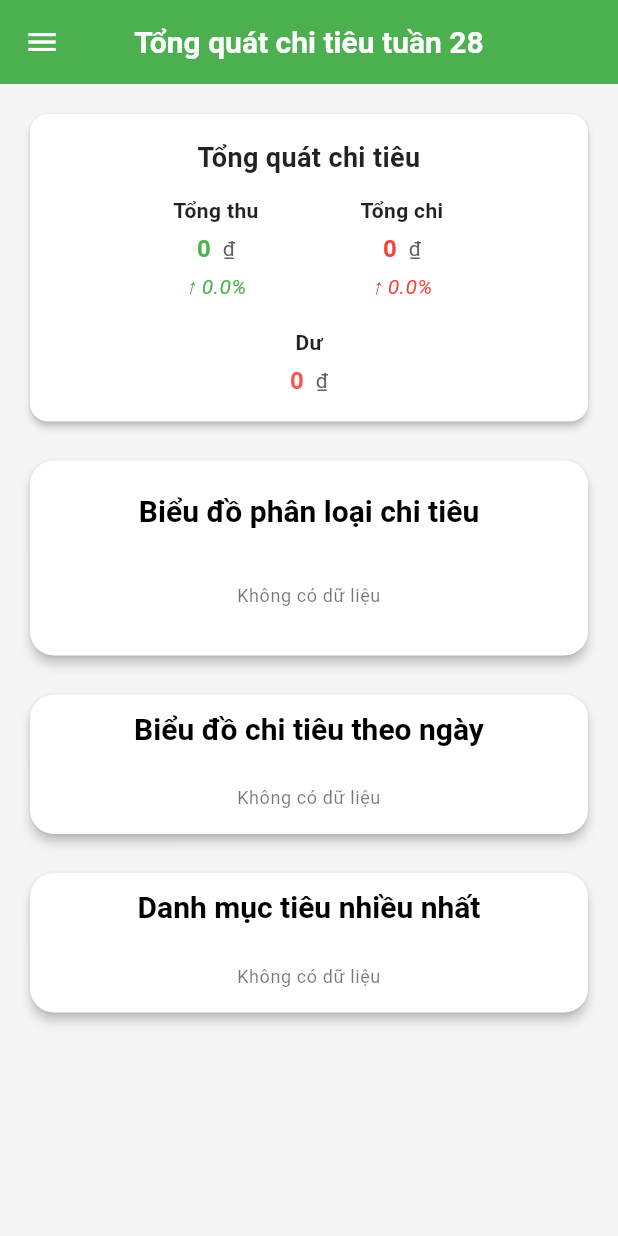
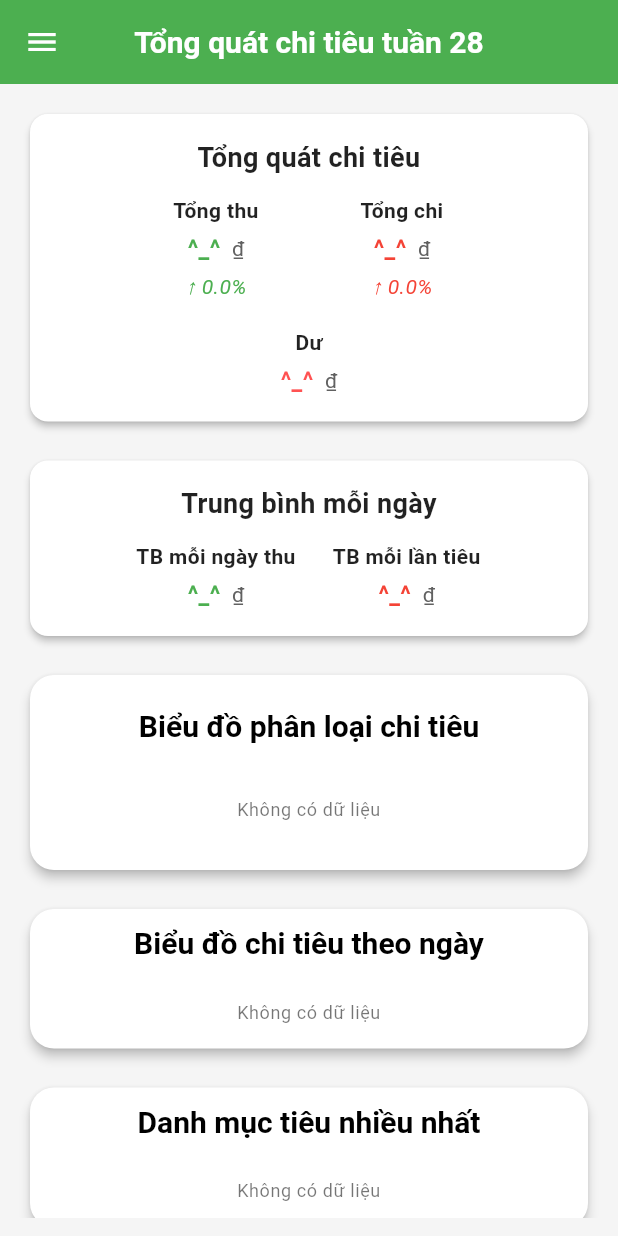
Before and after one commit to LeTienIT/vi_nho_flutter, a Flutter app: the screen it shows after launch, after a tap on "Đóng", on a phone screen of 412 x 824 dp. Run offline on Flutter 3.47's test engine with Material 3 defaults, Android fonts, the phone set to English and light mode, and no system bars; our stand-ins replace fl_chart, flutter_image_compress, flutter_speed_dial, image_picker, lottie and 4 more; missing offline and left inert: dart:ffi; accounts and stored records are empty; project files that could hold a hidden picture were left out.

Commit message:
Thêm giao diện mỗi ngày thu - chi cho dashboardMain/Week - thêm tùy chọn ^_^ thày vi 0 khi hiển thị

```diff
--- a/lib/viewmodels/dashboard/dashboardWeekVM.dart
+++ b/lib/viewmodels/dashboard/dashboardWeekVM.dart
@@ -15,6 +15,8 @@ class DashboardWeekVM extends ChangeNotifier{
   late List<FlSpot> dailyChart;
   late Map<String, double> categoryChart;
   late List<TransactionModel> listTransactionSort;
+  double averageIn = 0;
+  double averageEx  = 0;
   DashboardWeekVM({required this.listTransaction, required this.weekNumber, required this.year}){
     _initData();
     notifyListeners();
@@ -28,7 +30,7 @@ class DashboardWeekVM extends ChangeNotifier{
   }
 
   void _initData(){
-    totalIncome = 0.0; totalExpense = 0.0; percentEx = 0.0; percentIn = 0.0;
+    totalIncome = 0.0; totalExpense = 0.0; percentEx = 0.0; percentIn = 0.0;averageIn = 0; averageEx = 0;
     topCategory = []; dailyChart = []; categoryChart = {}; listTransactionSort = [];
 
     final dailyMap = <int, double>{};
@@ -54,6 +56,10 @@ class DashboardWeekVM extends ChangeNotifier{
     listTransactionSort = listTransactionSort.take(5).toList();
 
     if(weekNumber > 1){
+      averageIn = totalIncome / 7;
+      if(dailyMap.isNotEmpty) {
+        averageEx = totalExpense / dailyMap.length;
+      }
       double totalIncomeLast = 0.0, totalExpenseLast = 0.0;
       final conditionLast = Tool.getWeekRange(year, weekNumber-1);
       var listTransactionLastWeek = filterTransactionsByWeek(listTransaction, conditionLast[0], conditionLast[1]);
--- a/lib/viewmodels/dashboardMainVM.dart
+++ b/lib/viewmodels/dashboardMainVM.dart
@@ -54,12 +54,16 @@ class DashboardMainViewModel extends ChangeNotifier{
   List<FlSpot> dailyChart = []; // LineChart
   List<MapEntry<String, double>> topCategory = [];
   late List<TransactionModel> listTransactionSort;
+
+  double averageIn = 0;
+  double averageEx  = 0;
+
   // ------------ Hàm xử lý chính -----------------------------
 
   void _generateDashboardData() {
     if (listTransaction == null) return;
 
-    totalIncome = 0.0; totalExpense = 0.0; percentEx = 0.0; percentIn = 0.0;
+    totalIncome = 0.0; totalExpense = 0.0; percentEx = 0.0; percentIn = 0.0; averageIn = 0; averageEx = 0;
     topCategory = []; dailyChart = []; categoryChart = {}; listTransactionSort = [];
 
     final dailyMap = <int, double>{};
@@ -86,6 +90,12 @@ class DashboardMainViewModel extends ChangeNotifier{
     listTransactionSort = listTransactionSort.take(5).toList();
 
     if(weekNumber > 1){
+
+      averageIn = totalIncome / 7;
+      if(dailyMap.isNotEmpty) {
+        averageEx = totalExpense / dailyMap.length;
+      }
+
       double totalIncomeLast = 0.0, totalExpenseLast = 0.0;
       final conditionLast = Tool.getWeekRange(year, weekNumber-1);
       var listTransactionLastWeek = filterTransactionsByWeek(listTransaction!, conditionLast[0], conditionLast[1]);
--- a/lib/views/dashboard/dashboardWeekView.dart
+++ b/lib/views/dashboard/dashboardWeekView.dart
@@ -37,7 +37,18 @@ class DashboardWeekView extends StatelessWidget{
               tieuDe: 'Tổng quát chi tiêu',
               percentIn: dashboardWeekVM.percentIn,
               percentEx: dashboardWeekVM.percentEx,
+              noZero: true,
             ),
+            SizedBox(height: 10),
+            SummaryCard(
+              tieuDe1: 'TB mỗi ngày thu',
+              tieuDe2: 'TB mỗi lần tiêu',
+              tongThu: dashboardWeekVM.averageIn,
+              tongChi: dashboardWeekVM.averageEx,
+              tieuDe: 'Trung bình mỗi ngày',
+              noZero: true,
+            ),
+
             SizedBox(height: 10),
 
             PieChartWidget(dashboardWeekVM.categoryChart,tieuDeBD: 'Biểu đồ phân loại chi tiêu',showTitle: false,),
--- a/lib/views/dashboardMainView.dart
+++ b/lib/views/dashboardMainView.dart
@@ -58,6 +58,16 @@ class _DashboardMainView extends State<DashboardMainView> {
                 tieuDe: 'Tổng quát chi tiêu',
                 percentIn: vm.percentIn,
                 percentEx: vm.percentEx,
+                noZero: true,
+              ),
+              SizedBox(height: 10),
+              SummaryCard(
+                tieuDe1: 'TB mỗi ngày thu',
+                tieuDe2: 'TB mỗi lần tiêu',
+                tongThu: vm.averageIn,
+                tongChi: vm.averageEx,
+                tieuDe: 'Trung bình mỗi ngày',
+                noZero: true,
               ),
               SizedBox(height: 10),
               PieChartWidget(vm.categoryChart,tieuDeBD: 'Biểu đồ phân loại chi tiêu',showTitle: false,),
--- a/lib/widgets/dashboard/summaryCard.dart
+++ b/lib/widgets/dashboard/summaryCard.dart
@@ -7,8 +7,9 @@ class SummaryCard extends StatelessWidget {
   final String tieuDe;
   final double tongThu, tongChi;
   final double? chechLech, percentIn, percentEx, balancePercent;
+  bool? noZero;
 
-  const SummaryCard({
+  SummaryCard({
     super.key,
     this.tieuDe1 = 'Tổng thu',
     this.tieuDe2 = 'Tổng chi',
@@ -20,6 +21,7 @@ class SummaryCard extends StatelessWidget {
     this.percentEx,
     this.balancePercent,
     this.tieuDe = "Dashboard",
+    this.noZero = false
   });
 
   @override
@@ -48,14 +50,14 @@ class SummaryCard extends StatelessWidget {
                 runSpacing: 16,
                 alignment: WrapAlignment.center,
                 children: [
-                  SummaryItem(tieuDe1, tongThu, Colors.green, percentIn),
-                  SummaryItem(tieuDe2, tongChi, Colors.red, percentEx),
+                  SummaryItem(tieuDe1, tongThu, Colors.green, percentIn, noZero),
+                  SummaryItem(tieuDe2, tongChi, Colors.red, percentEx, noZero),
                   if (chechLech != null)
                     SummaryItem(
                       tieuDe3,
                       chechLech!,
                       chechLech! > 0 ? Colors.green : Colors.redAccent,
-                      balancePercent,
+                      balancePercent, noZero
                     ),
                 ],
               ),
--- a/lib/widgets/dashboard/summaryItem.dart
+++ b/lib/widgets/dashboard/summaryItem.dart
@@ -4,9 +4,9 @@ import 'package:intl/intl.dart';
 
 class SummaryItem extends StatelessWidget{
 
-  String title; double amount; Color color; double? percent;
+  String title; double amount; Color color; double? percent; bool? noZoro;
 
-  SummaryItem(this.title, this.amount, this.color, [this.percent]);
+  SummaryItem(this.title, this.amount, this.color, [this.percent, this.noZoro = false]);
 
   @override
   Widget build(BuildContext context){
@@ -27,7 +27,7 @@ class SummaryItem extends StatelessWidget{
               mainAxisSize: MainAxisSize.min,
               children: [
                 Text(
-                  _formatAmountOnly(amount),
+                  _formatAmountOnly(amount,noZero: noZoro!),
                   style: TextStyle(
                     color: color,
                     fontSize: 16,
@@ -68,7 +68,12 @@ class SummaryItem extends StatelessWidget{
     return percent >= 0 ? '↑ $formatted%' : '↓ $formatted%';
   }
 
-  String _formatAmountOnly(double amount) {
+  String _formatAmountOnly(double amount, {bool noZero = false}) {
+    if(noZero){
+      if(amount <= 0){
+        return '^_^';
+      }
+    }
     final format = NumberFormat.currency(locale: 'vi', symbol: '');
     return format.format(amount).trim();
   }
--- a/pubspec.yaml
+++ b/pubspec.yaml
@@ -2,7 +2,7 @@ name: vi_nho
 description: "A new Flutter project."
 publish_to: 'none'
 
-version: 1.0.0+14
+version: 1.0.0+15
 
 environment:
   sdk: ^3.7.2
```
